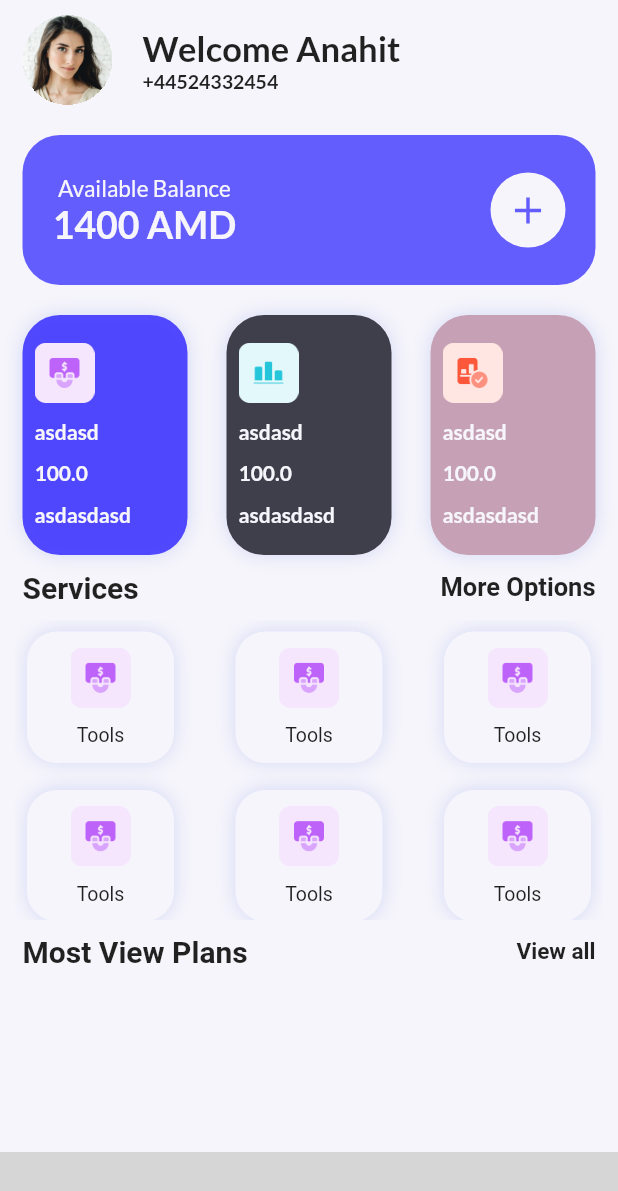
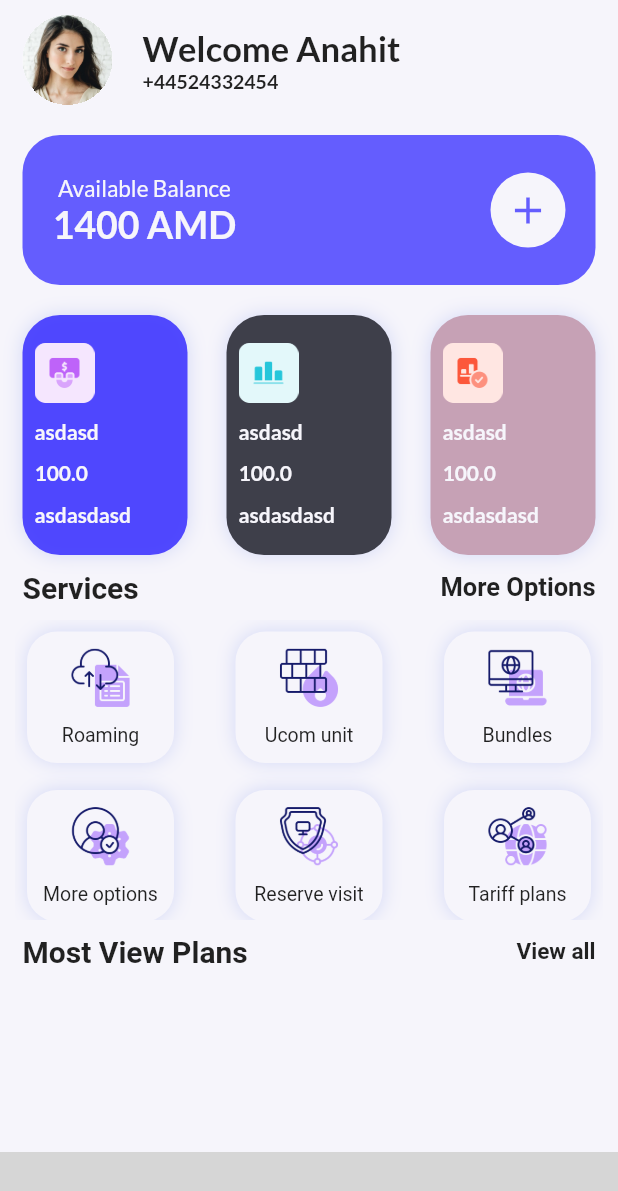
Before and after one commit to mahmoud-eslami/network_manager_ui, a Flutter app: the screen it shows after launch, on a phone screen of 412 x 824 dp. Shown: the top 1191 px of the screen. Run offline on Flutter 3.47's test engine with Material 2 defaults, Android fonts, the light colour scheme and no system bars; our stand-ins replace google_fonts; missing offline and left inert: bottom_animation; grey boxes are pictures that could not be loaded.

Commit message:
Create model for homeGrid item

```diff
--- /dev/null
+++ b/lib/data/model/home_grid_item.dart
@@ -0,0 +1,11 @@
+import 'package:flutter/material.dart';
+
+class HomeGridItem {
+  final String imgPath;
+  final String title;
+
+  HomeGridItem({
+    @required this.imgPath,
+    @required this.title,
+  });
+}
--- a/lib/screens/home.dart
+++ b/lib/screens/home.dart
@@ -5,6 +5,7 @@ import 'package:google_fonts/google_fonts.dart';
 import 'package:mobile_network_ui/components/home_components/available_balance.dart';
 import 'package:mobile_network_ui/components/home_components/cart_view.dart';
 import 'package:mobile_network_ui/components/home_components/profile_avatar.dart';
+import 'package:mobile_network_ui/data/model/home_grid_item.dart';
 import 'package:mobile_network_ui/resource/colors/colors.dart';
 
 class Home extends StatefulWidget {
@@ -13,6 +14,7 @@ class Home extends StatefulWidget {
 }
 
 class _HomeState extends State<Home> {
+
   List<BottomNavItem> items = [
     BottomNavItem(title: 'Home', iconData: Icons.home),
     BottomNavItem(title: 'Call', iconData: Icons.call),
@@ -61,6 +63,14 @@ class _HomeState extends State<Home> {
 }
 
 class DynamicBody extends StatelessWidget {
+  List<HomeGridItem> gridItems = [
+    HomeGridItem(imgPath: 'assets/images/cloud.png', title: 'Roaming'),
+    HomeGridItem(imgPath: 'assets/images/fire.png', title: 'Ucom unit'),
+    HomeGridItem(imgPath: 'assets/images/internet.png', title: 'Bundles'),
+    HomeGridItem(imgPath: 'assets/images/profile.png', title: 'More options'),
+    HomeGridItem(imgPath: 'assets/images/protection.png', title: 'Reserve visit'),
+    HomeGridItem(imgPath: 'assets/images/share.png', title: 'Tariff plans'),
+  ];
   @override
   Widget build(BuildContext context) {
     return SafeArea(
@@ -218,11 +228,11 @@ class DynamicBody extends StatelessWidget {
                               mainAxisAlignment: MainAxisAlignment.spaceEvenly,
                               children: [
                                 Image.asset(
-                                  'assets/images/buss.png',
+                                  gridItems[index].imgPath,
                                   width: 40,
                                 ),
                                 Text(
-                                  'Tools',
+                                  gridItems[index].title,
                                   style: TextStyle(
                                     fontSize: 13,
                                   ),
```
Also changed, not shown: assets/images/cloud.png (added), assets/images/fire.png (added), assets/images/internet.png (added), assets/images/profile.png (added), assets/images/protection.png (added), assets/images/share.png (added).
